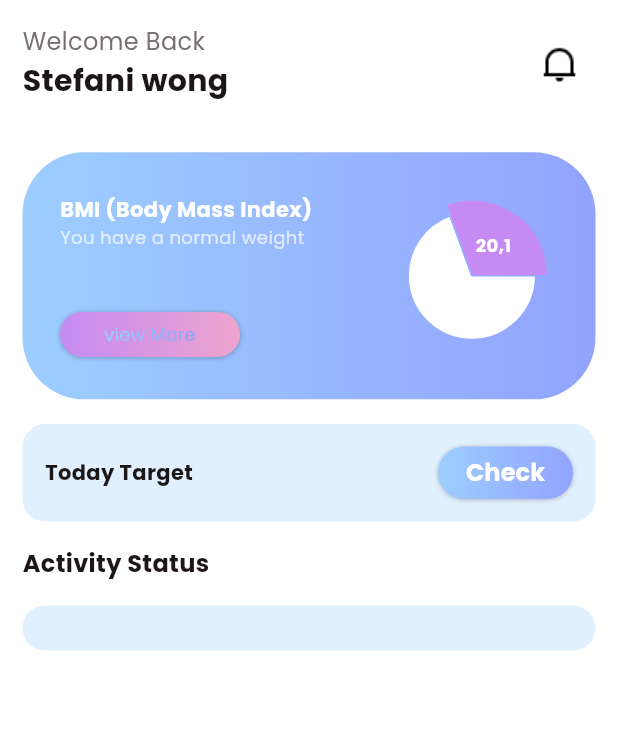
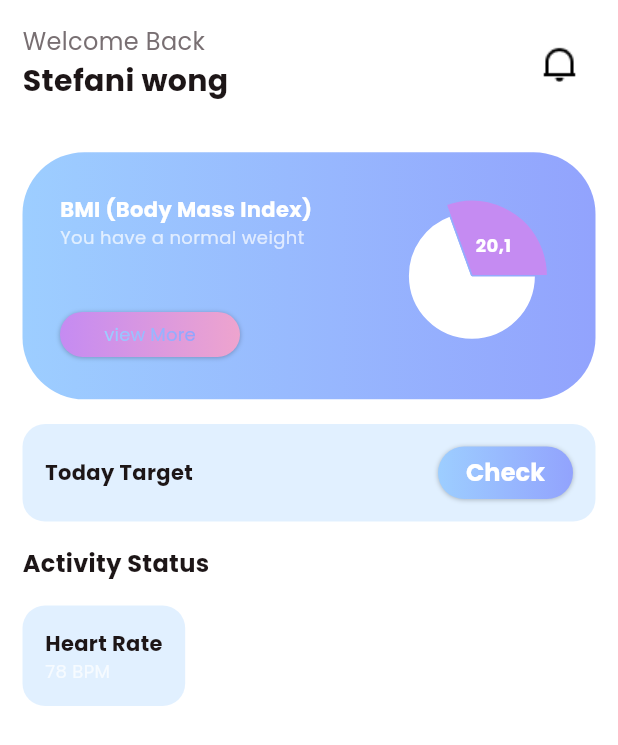
Before and after one commit to sdhaputhanthrie/Fitness-App, a Flutter app: the HomeView screen opened directly, on a phone screen of 412 x 824 dp. Shown: the top 745 px of the screen. Run offline on Flutter 3.47's test engine with Material 3 defaults, Android fonts, the phone set to English and light mode, and no system bars; drawn by our look-alikes of fl_chart; our stand-ins replace carousel_slider.

Commit message:
do some changes

```diff
--- a/lib/view/home/home_view.dart
+++ b/lib/view/home/home_view.dart
@@ -192,13 +192,44 @@ class _HomeViewState extends State<HomeView> {
                         ),
                         SizedBox(height: media.height * 0.02),
 
-                       Container(
-                padding: EdgeInsets.symmetric(
-                  horizontal: 15,
-                  vertical: 15,
-                ),
+
+
+                        Container(
+
+
                 decoration: BoxDecoration(color: TColor.primaryColor2.withOpacity(0.3), borderRadius: BorderRadius.circular(15),),
-                       )
+
+                child:Stack(
+                  alignment:Alignment.topLeft ,
+                  children: [
+                    Padding(padding: const EdgeInsets.symmetric(horizontal: 15, vertical: 15),
+                    child: Column(
+                      mainAxisAlignment: MainAxisAlignment.start,
+                      mainAxisSize: MainAxisSize.min,
+                      crossAxisAlignment: CrossAxisAlignment.start,
+                      children: [
+                        Text(
+                                  "Heart Rate",
+                                  style: TextStyle(
+                                    color: TColor.black,
+                                    fontSize: 14,
+                                    fontWeight: FontWeight.w700,
+                                  ),
+                                ),
+                                Text(
+                                  "78 BPM",
+                                  style: TextStyle(
+                                    color: TColor.white.withOpacity(0.7),
+                                    fontSize: 12,
+                                  ),
+                                ),
+                      ],
+                    )
+                    )
+                  ],
+                )
+
+                        ),
 
               ],
             ),
```
